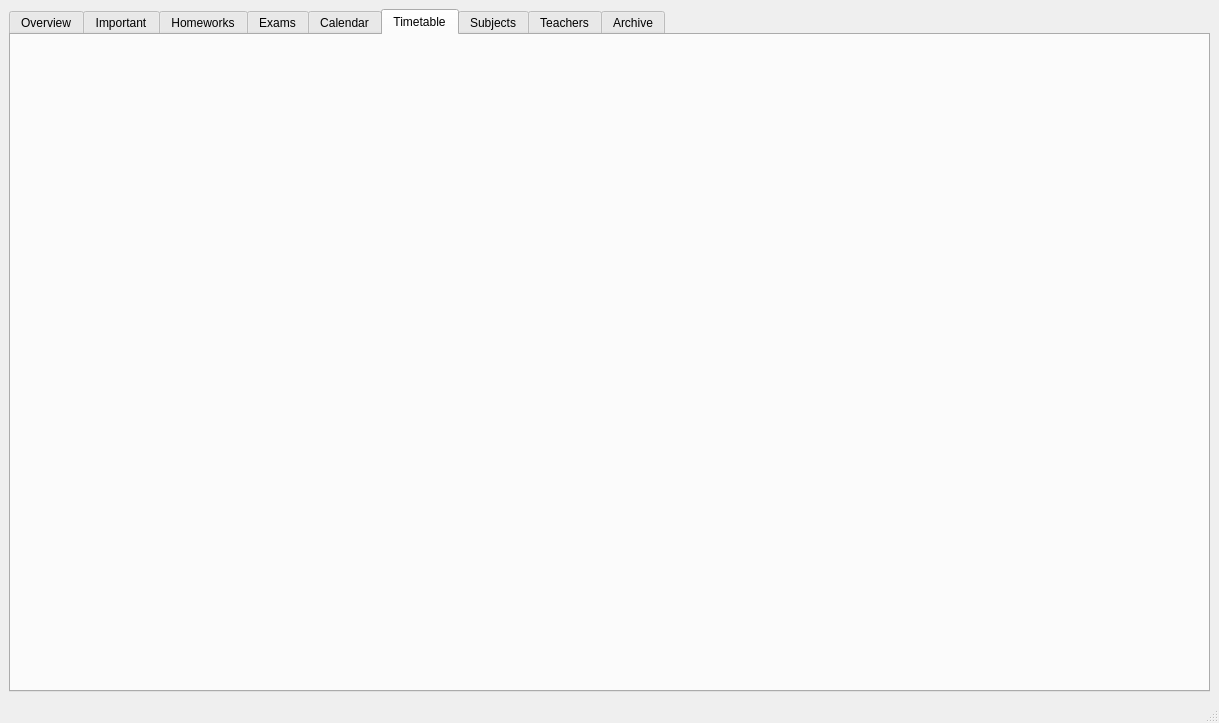
First picture: the form in Lab2Qt/mainwindow.ui, repository yegorgru/OOP_Labs_3_semester, before the edit.
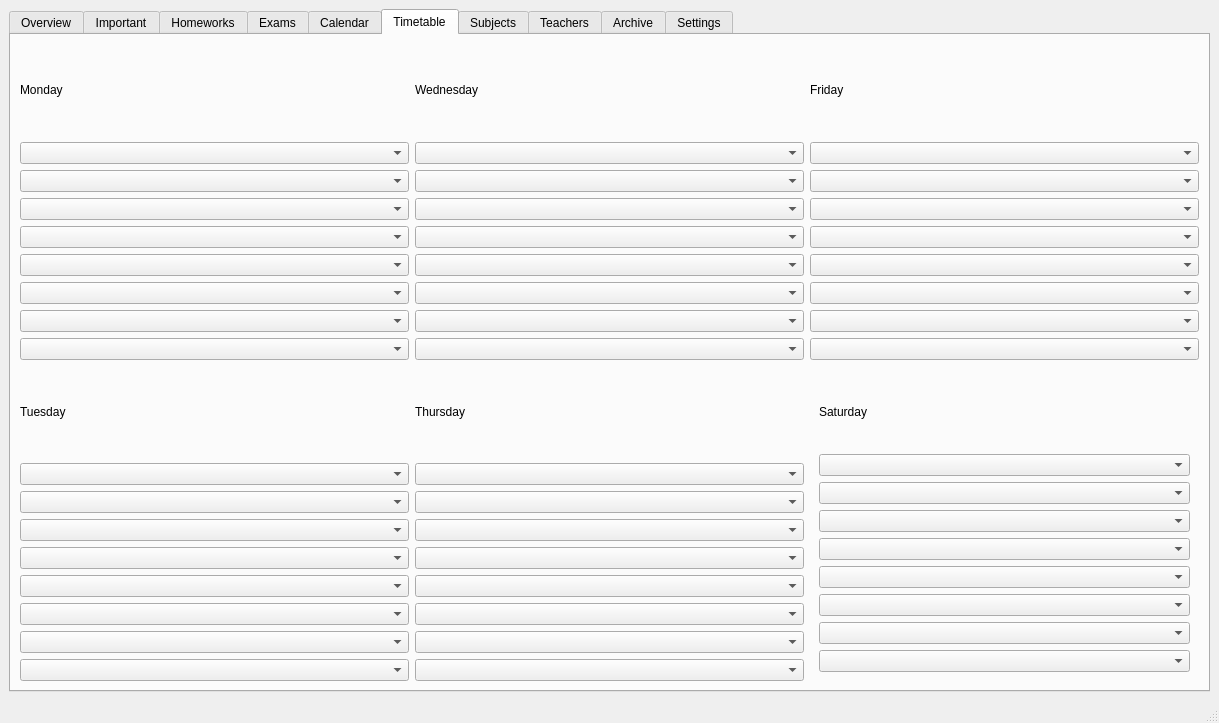
Second picture: the form after the edit. The open tabs and pages were chosen to show the change. Custom widgets are drawn as their Qt base class.

```diff
--- a/Lab2Qt/mainwindow.ui
+++ b/Lab2Qt/mainwindow.ui
@@ -195,6 +195,220 @@
        <attribute name="title">
         <string>Timetable</string>
        </attribute>
+       <layout class="QGridLayout" name="gridLayout_10">
+        <item row="0" column="0">
+         <layout class="QVBoxLayout" name="verticalLayout">
+          <item>
+           <widget class="QLabel" name="label_5">
+            <property name="text">
+             <string>Monday</string>
+            </property>
+           </widget>
+          </item>
+          <item>
+           <widget class="QComboBox" name="monday_1"/>
+          </item>
+          <item>
+           <widget class="QComboBox" name="monday_2"/>
+          </item>
+          <item>
+           <widget class="QComboBox" name="monday_3"/>
+          </item>
+          <item>
+           <widget class="QComboBox" name="monday_4"/>
+          </item>
+          <item>
+           <widget class="QComboBox" name="monday_5"/>
+          </item>
+          <item>
+           <widget class="QComboBox" name="monday_6"/>
+          </item>
+          <item>
+           <widget class="QComboBox" name="monday_7"/>
+          </item>
+          <item>
+           <widget class="QComboBox" name="monday_8"/>
+          </item>
+         </layout>
+        </item>
+        <item row="0" column="1">
+         <layout class="QVBoxLayout" name="verticalLayout_2">
+          <item>
+           <widget class="QLabel" name="label_6">
+            <property name="text">
+             <string>Wednesday</string>
+            </property>
+           </widget>
+          </item>
+          <item>
+           <widget class="QComboBox" name="wednesday_1"/>
+          </item>
+          <item>
+           <widget class="QComboBox" name="wednesday_2"/>
+          </item>
+          <item>
+           <widget class="QComboBox" name="wednesday_3"/>
+          </item>
+          <item>
+           <widget class="QComboBox" name="wednesday_4"/>
+          </item>
+          <item>
+           <widget class="QComboBox" name="wednesday_5"/>
+          </item>
+          <item>
+           <widget class="QComboBox" name="wednesday_6"/>
+          </item>
+          <item>
+           <widget class="QComboBox" name="wednesday_7"/>
+          </item>
+          <item>
+           <widget class="QComboBox" name="wednesday_8"/>
+          </item>
+         </layout>
+        </item>
+        <item row="0" column="2">
+         <layout class="QVBoxLayout" name="verticalLayout_3">
+          <item>
+           <widget class="QLabel" name="label_7">
+            <property name="text">
+             <string>Friday</string>
+            </property>
+           </widget>
+          </item>
+          <item>
+           <widget class="QComboBox" name="friday_1"/>
+          </item>
+          <item>
+           <widget class="QComboBox" name="friday_2"/>
+          </item>
+          <item>
+           <widget class="QComboBox" name="friday_3"/>
+          </item>
+          <item>
+           <widget class="QComboBox" name="friday_4"/>
+          </item>
+          <item>
+           <widget class="QComboBox" name="friday_5"/>
+          </item>
+          <item>
+           <widget class="QComboBox" name="friday_6"/>
+          </item>
+          <item>
+           <widget class="QComboBox" name="friday_7"/>
+          </item>
+          <item>
+           <widget class="QComboBox" name="friday_8"/>
+          </item>
+         </layout>
+        </item>
+        <item row="1" column="0">
+         <layout class="QVBoxLayout" name="verticalLayout_4">
+          <item>
+           <widget class="QLabel" name="label_8">
+            <property name="text">
+             <string>Tuesday</string>
+            </property>
+           </widget>
+          </item>
+          <item>
+           <widget class="QComboBox" name="tuesday_1"/>
+          </item>
+          <item>
+           <widget class="QComboBox" name="tuesday_2"/>
+          </item>
+          <item>
+           <widget class="QComboBox" name="tuesday_3"/>
+          </item>
+          <item>
+           <widget class="QComboBox" name="tuesday_4"/>
+          </item>
+          <item>
+           <widget class="QComboBox" name="tuesday_5"/>
+          </item>
+          <item>
+           <widget class="QComboBox" name="tuesday_6"/>
+          </item>
+          <item>
+           <widget class="QComboBox" name="tuesday_7"/>
+          </item>
+          <item>
+           <widget class="QComboBox" name="tuesday_8"/>
+          </item>
+         </layout>
+        </item>
+        <item row="1" column="1">
+         <layout class="QVBoxLayout" name="verticalLayout_5">
+          <item>
+           <widget class="QLabel" name="label_9">
+            <property name="text">
+             <string>Thursday</string>
+            </property>
+           </widget>
+          </item>
+          <item>
+           <widget class="QComboBox" name="thursday_1"/>
+          </item>
+          <item>
+           <widget class="QComboBox" name="thursday_2"/>
+          </item>
+          <item>
+           <widget class="QComboBox" name="thursday_3"/>
+          </item>
+          <item>
+           <widget class="QComboBox" name="thursday_4"/>
+          </item>
+          <item>
+           <widget class="QComboBox" name="thursday_5"/>
+          </item>
+          <item>
+           <widget class="QComboBox" name="thursday_6"/>
+          </item>
+          <item>
+           <widget class="QComboBox" name="thursday_7"/>
+          </item>
+          <item>
+           <widget class="QComboBox" name="thursday_8"/>
+          </item>
+         </layout>
+        </item>
+        <item row="1" column="2">
+         <widget class="QWidget" name="saturday_block" native="true">
+          <layout class="QVBoxLayout" name="saturday_layout">
+           <item>
+            <widget class="QLabel" name="label_10">
+             <property name="text">
+              <string>Saturday</string>
+             </property>
+            </widget>
+           </item>
+           <item>
+            <widget class="QComboBox" name="saturday_1"/>
+           </item>
+           <item>
+            <widget class="QComboBox" name="saturday_2"/>
+           </item>
+           <item>
+            <widget class="QComboBox" name="saturday_3"/>
+           </item>
+           <item>
+            <widget class="QComboBox" name="saturday_4"/>
+           </item>
+           <item>
+            <widget class="QComboBox" name="saturday_5"/>
+           </item>
+           <item>
+            <widget class="QComboBox" name="saturday_6"/>
+           </item>
+           <item>
+            <widget class="QComboBox" name="saturday_7"/>
+           </item>
+           <item>
+            <widget class="QComboBox" name="saturday_8"/>
+           </item>
+          </layout>
+         </widget>
+        </item>
+       </layout>
       </widget>
       <widget class="QWidget" name="tab_8">
        <attribute name="title">
@@ -266,6 +480,126 @@
        <attribute name="title">
         <string>Archive</string>
        </attribute>
+       <layout class="QGridLayout" name="gridLayout_8">
+        <item row="0" column="0" colspan="2">
+         <widget class="QListWidget" name="archive_list"/>
+        </item>
+        <item row="1" column="0">
+         <spacer name="horizontalSpacer_5">
+          <property name="orientation">
+           <enum>Qt::Horizontal</enum>
+          </property>
+          <property name="sizeHint" stdset="0">
+           <size>
+            <width>1075</width>
+            <height>20</height>
+           </size>
+          </property>
+         </spacer>
+        </item>
+        <item row="1" column="1">
+         <widget class="QPushButton" name="clear_archive_button">
+          <property name="text">
+           <string>Clear archive</string>
+          </property>
+         </widget>
+        </item>
+       </layout>
+      </widget>
+      <widget class="QWidget" name="tab_7">
+       <attribute name="title">
+        <string>Settings</string>
+       </attribute>
+       <layout class="QGridLayout" name="gridLayout_11">
+        <item row="3" column="2">
+         <widget class="QSpinBox" name="auto_clearing_spin_box">
+          <property name="maximum">
+           <number>365</number>
+          </property>
+         </widget>
+        </item>
+        <item row="1" column="0" colspan="2">
+         <widget class="QLabel" name="label_12">
+          <property name="text">
+           <string>Auto-clearing of archive</string>
+          </property>
+         </widget>
+        </item>
+        <item row="6" column="2">
+         <widget class="QPushButton" name="apply_settings_button">
+          <property name="text">
+           <string>Apply</string>
+          </property>
+         </widget>
+        </item>
+        <item row="5" column="0">
+         <widget class="QLabel" name="label_15">
+          <property name="text">
+           <string>Number of lessons per day</string>
+          </property>
+         </widget>
+        </item>
+        <item row="1" column="2">
+         <widget class="QCheckBox" name="auto_clearing_check">
+          <property name="text">
+           <string/>
+          </property>
+         </widget>
+        </item>
+        <item row="3" column="0" colspan="2">
+         <widget class="QLabel" name="auto_clearing_label">
+          <property name="text">
+           <string>Auto-clearing, days</string>
+          </property>
+         </widget>
+        </item>
+        <item row="0" column="2">
+         <widget class="QSpinBox" name="days_plot_spin_box">
+          <property name="minimum">
+           <number>2</number>
+          </property>
+          <property name="maximum">
+           <number>365</number>
+          </property>
+          <property name="value">
+           <number>7</number>
+          </property>
+         </widget>
+        </item>
+        <item row="4" column="0" colspan="2">
+         <widget class="QLabel" name="label_14">
+          <property name="text">
+           <string>Work week</string>
+          </property>
+         </widget>
+        </item>
+        <item row="4" column="2">
+         <widget class="QComboBox" name="work_week_combo_box"/>
+        </item>
+        <item row="0" column="0" colspan="2">
+         <widget class="QLabel" name="label_11">
+          <property name="text">
+           <string>Number of days on the plot in overview</string>
+          </property>
+         </widget>
+        </item>
+        <item row="5" column="2">
+         <widget class="QComboBox" name="lessons_per_day_combo_box"/>
+        </item>
+        <item row="0" column="3" rowspan="2">
+         <spacer name="verticalSpacer">
+          <property name="orientation">
+           <enum>Qt::Vertical</enum>
+          </property>
+          <property name="sizeHint" stdset="0">
+           <size>
+            <width>20</width>
+            <height>40</height>
+           </size>
+          </property>
+         </spacer>
+        </item>
+       </layout>
       </widget>
      </widget>
     </item>
```
Left out of the diff: 104 changed lines with no effect on the pictures.
